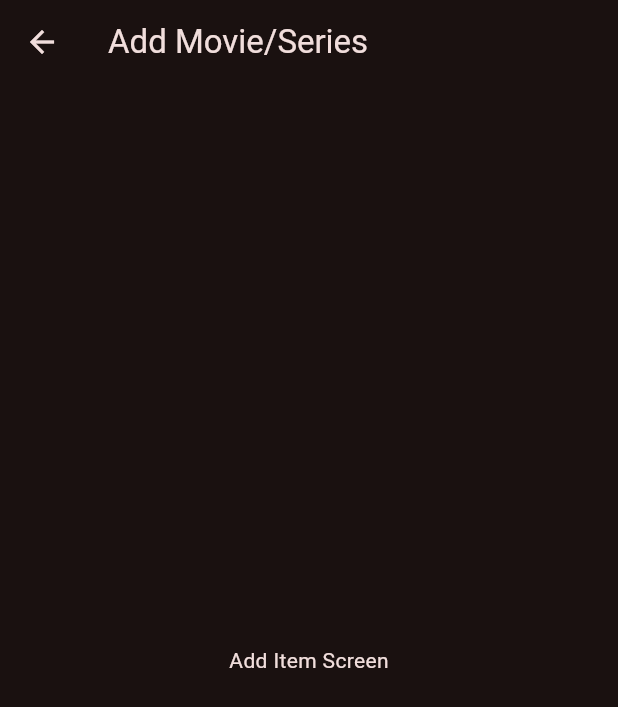
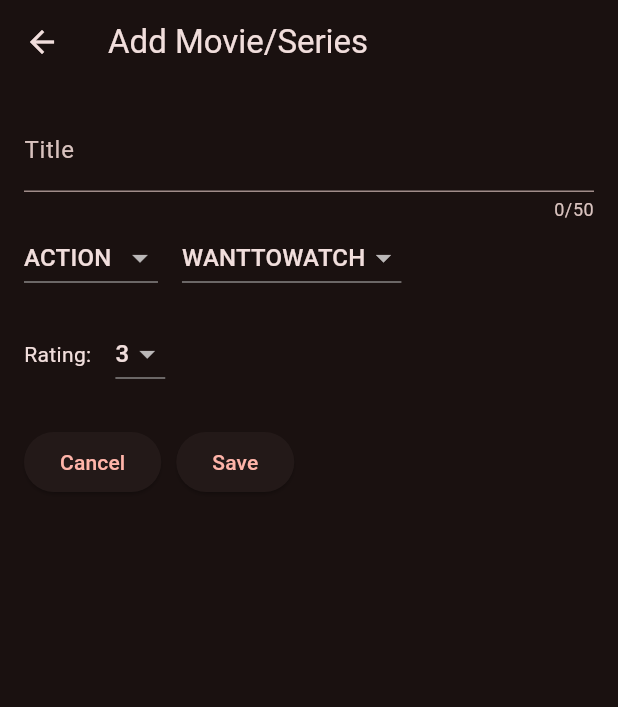
Before and after one commit to JPCCexe/JeanPaulCC_FlutterHome_62B, a Flutter app: the AddItemScreen screen opened directly, on a phone screen of 412 x 824 dp. Shown: the top 707 px of the screen. Run offline on Flutter 3.47's test engine with Material 3 defaults, Android fonts, the phone set to English and light mode, and no system bars.

Commit message:
Implemented the Add Items screen with form inputs, validation of when the title is left blank (not more than 50 characters for a movie/series name), and a toast using Snackbar to when the user Saves

```diff
--- a/lib/screens/add_item_screen.dart
+++ b/lib/screens/add_item_screen.dart
@@ -1,13 +1,150 @@
 import 'package:flutter/material.dart';
+import 'package:watchlist_manager_movies_series/model/watchlist_item.dart';
 
-class AddItemScreen extends StatelessWidget {
+class AddItemScreen extends StatefulWidget {
   const AddItemScreen({super.key});
+
+  @override
+  State<AddItemScreen> createState() {
+    return _AddItemScreenState();
+  }
+}
+
+class _AddItemScreenState extends State<AddItemScreen> {
+  var _titleController = TextEditingController();
+  var _selectedGenre = Genre.action;
+  var _selectedStatus = WatchStatus.wantToWatch;
+  var _selectedRating = 3;
+
+  @override
+  void dispose() {
+    _titleController.dispose();
+    super.dispose();
+  }
+
+  void _saveItem() {
+    if (_titleController.text.trim().isEmpty) {
+      showDialog(
+        context: context,
+        builder: (ctx) => AlertDialog(
+          title: const Text('Invalid Input'),
+          content: const Text('Please enter a title.'),
+          actions: [
+            TextButton(
+              onPressed: () => Navigator.pop(ctx),
+              child: const Text('Okay'),
+            ),
+          ],
+        ),
+      );
+      return;
+    }
+
+    ScaffoldMessenger.of(
+      context,
+    ).showSnackBar(SnackBar(content: Text('Saved: ${_titleController.text}')));
+    Navigator.pop(context);
+  }
 
   @override
   Widget build(BuildContext context) {
     return Scaffold(
       appBar: AppBar(title: const Text('Add Movie/Series')),
-      body: const Center(child: Text('Add Item Screen')),
+      body: Padding(
+        padding: const EdgeInsets.all(16.0),
+        child: Column(
+          children: [
+            TextField(
+              controller: _titleController,
+              maxLength: 50,
+              decoration: const InputDecoration(labelText: 'Title'),
+              keyboardType: TextInputType.text,
+            ),
+            Row(
+              children: [
+                DropdownButton(
+                  value: _selectedGenre,
+                  items: Genre.values
+                      .map(
+                        (genre) => DropdownMenuItem(
+                          value: genre,
+                          child: Text(genre.name.toUpperCase()),
+                        ),
+                      )
+                      .toList(),
+                  onChanged: (value) {
+                    if (value == null) {
+                      return;
+                    }
+                    setState(() {
+                      _selectedGenre = value;
+                    });
+                  },
+                ),
+                const SizedBox(width: 16),
+                DropdownButton(
+                  value: _selectedStatus,
+                  items: WatchStatus.values
+                      .map(
+                        (status) => DropdownMenuItem(
+                          value: status,
+                          child: Text(status.name.toUpperCase()),
+                        ),
+                      )
+                      .toList(),
+                  onChanged: (value) {
+                    if (value == null) {
+                      return;
+                    }
+                    setState(() {
+                      _selectedStatus = value;
+                    });
+                  },
+                ),
+              ],
+            ),
+            const SizedBox(height: 16),
+            Row(
+              children: [
+                const Text('Rating:'),
+                const SizedBox(width: 16),
+                DropdownButton(
+                  value: _selectedRating,
+                  items: [0, 1, 2, 3, 4, 5]
+                      .map(
+                        (rating) => DropdownMenuItem(
+                          value: rating,
+                          child: Text('$rating'),
+                        ),
+                      )
+                      .toList(),
+                  onChanged: (value) {
+                    if (value == null) {
+                      return;
+                    }
+                    setState(() {
+                      _selectedRating = value;
+                    });
+                  },
+                ),
+              ],
+            ),
+            const SizedBox(height: 24),
+            Row(
+              children: [
+                ElevatedButton(
+                  onPressed: () {
+                    Navigator.pop(context);
+                  },
+                  child: const Text('Cancel'),
+                ),
+                const SizedBox(width: 10),
+                ElevatedButton(onPressed: _saveItem, child: const Text('Save')),
+              ],
+            ),
+          ],
+        ),
+      ),
     );
   }
 }
```
